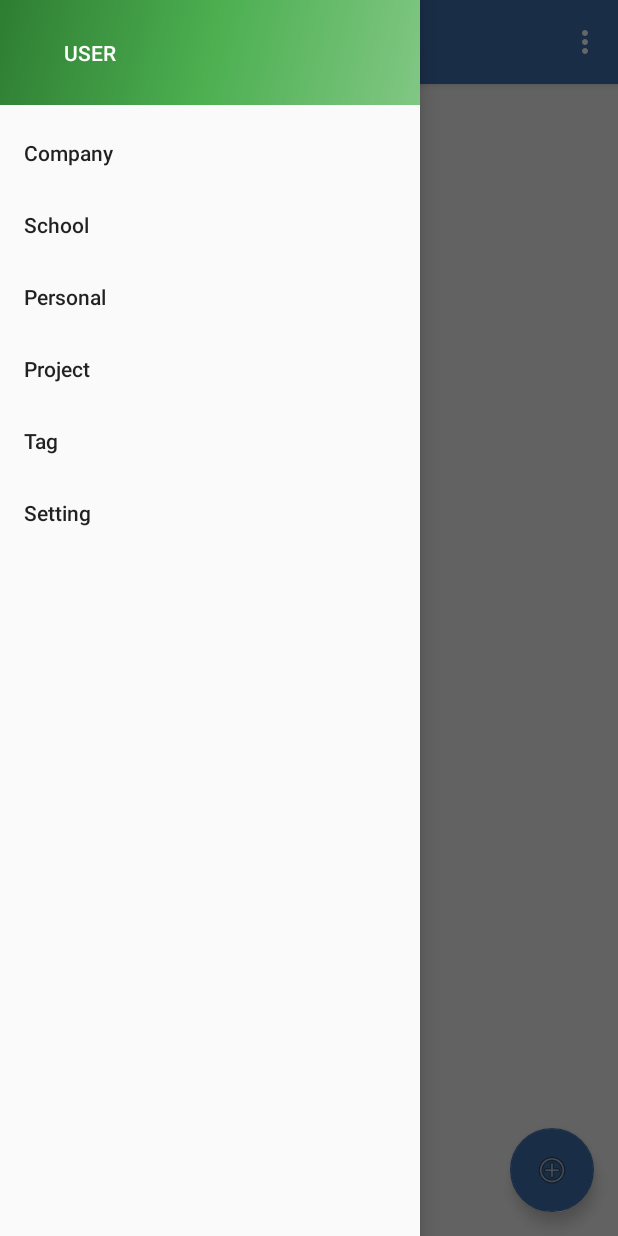
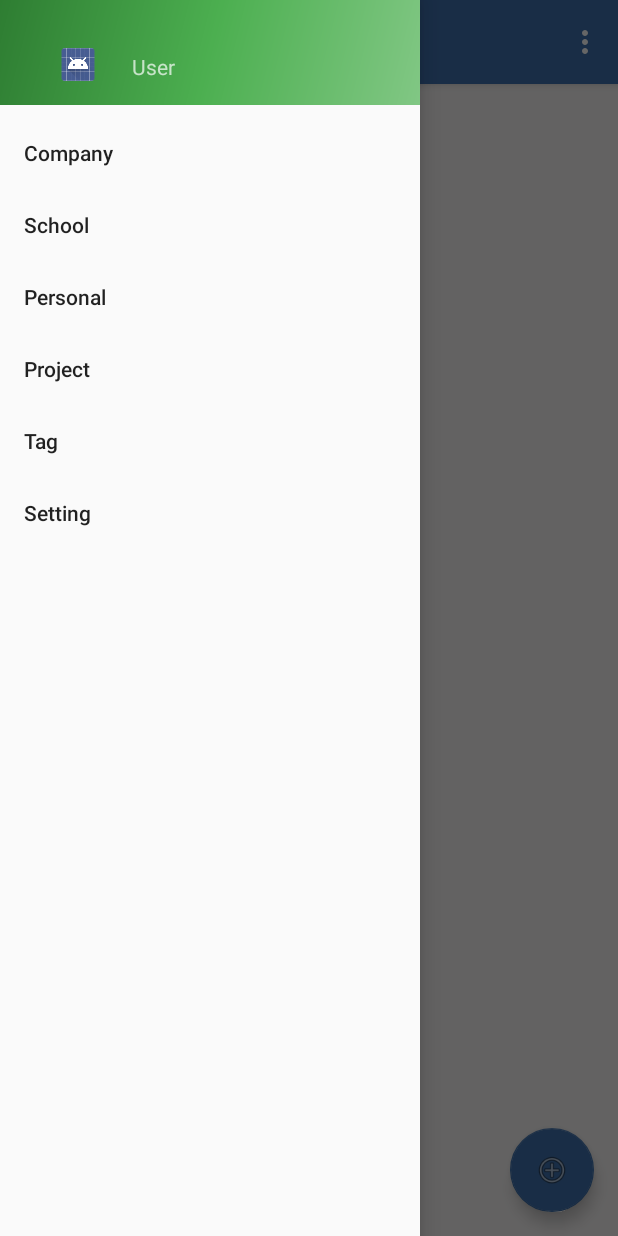
Before and after one commit to FCU21-Prophet/Prophet-List, an Android app: the screen it shows after launch (MainActivity), with the side drawer open, on a phone screen of 412 x 824 dp. Run offline under Robolectric (Android 15) with nearby library versions, the phone set to English and light mode, and no system bars.

Commit message:
新增 drawer使用者資料介面

```diff
--- a/app/src/main/java/team/prophet/a3104/prophet_list/MainActivity.java
+++ b/app/src/main/java/team/prophet/a3104/prophet_list/MainActivity.java
@@ -16,6 +16,8 @@ import android.view.MenuItem;
 import android.view.View;
 import android.widget.AdapterView;
 import android.widget.ArrayAdapter;
+import android.widget.ImageButton;
+import android.widget.ImageView;
 import android.widget.ListView;
 import android.widget.Toast;
 
@@ -35,6 +37,7 @@ public class MainActivity extends AppCompatActivity
     private ListView toDoList;
     private ArrayList<String> arrayItem;
     private ArrayAdapter<String> adapter;
+    private ImageView userImage;
 
     @Override
     protected void onCreate(Bundle savedInstanceState)
@@ -110,6 +113,19 @@ public class MainActivity extends AppCompatActivity
 
         NavigationView navigationView = (NavigationView) findViewById(R.id.nav_view);
         navigationView.setNavigationItemSelectedListener(this);
+
+        View header = navigationView.getHeaderView(0);
+        userImage = (ImageView)header.findViewById(R.id.user_image);
+        userImage.setOnClickListener(new View.OnClickListener()
+        {
+            @Override
+            public void onClick(View v)
+            {
+                Intent userIntent = new Intent();
+                userIntent.setClass(MainActivity.this,UserData.class);
+                startActivity(userIntent);
+            }
+        });
     }
 
     @Override
--- a/app/src/main/res/drawable/side_nav_bar.xml
+++ b/app/src/main/res/drawable/side_nav_bar.xml
@@ -5,5 +5,6 @@
         android:centerColor="#4CAF50"
         android:endColor="#2E7D32"
         android:startColor="#81C784"
-        android:type="linear" />
+        android:type="linear"
+        />
 </shape>
--- a/app/src/main/res/layout/nav_header_main.xml
+++ b/app/src/main/res/layout/nav_header_main.xml
@@ -4,20 +4,26 @@
     android:layout_height="@dimen/nav_header_height"
     android:background="@drawable/side_nav_bar"
     android:gravity="bottom"
-    android:orientation="vertical"
+    android:orientation="horizontal"
     android:paddingBottom="@dimen/activity_vertical_margin"
     android:paddingLeft="@dimen/activity_horizontal_margin"
     android:paddingRight="@dimen/activity_horizontal_margin"
     android:paddingTop="@dimen/activity_vertical_margin"
     android:theme="@style/ThemeOverlay.AppCompat.Dark">
 
-    <Button
+    <ImageView
+        android:id="@+id/user_image"
         android:layout_width="wrap_content"
-        android:layout_height="match_parent"
+        android:layout_height="wrap_content"
+        android:paddingTop="@dimen/nav_header_vertical_spacing"
+        android:src="@android:drawable/sym_def_app_icon"
+        />
+
+
+    <TextView
+        android:layout_width="match_parent"
+        android:layout_height="wrap_content"
         android:id="@+id/menu_user"
         android:text="@string/menu_user"
-        android:layout_gravity="left"
-        android:background="#00000000"
         />
-
 </LinearLayout>
--- a/app/src/main/res/values/strings.xml
+++ b/app/src/main/res/values/strings.xml
@@ -43,5 +43,11 @@
     <string name="no_btn">No</string>
     <string name="empty_content">input can\'t be empty.</string>
 
+    <!--user data -->
+    <string name="user_name"> user name: </string>
+    <string name="user_email"> email address: </string>
+    <string name="user_phone"> phone number: </string>
+    <string name="user_level"> VIP level: </string>
+    <string name="user_default"> none </string>
 
 </resources>
--- a/build.gradle
+++ b/build.gradle
@@ -5,7 +5,7 @@ buildscript {
         jcenter()
     }
     dependencies {
-        classpath 'com.android.tools.build:gradle:2.1.0-beta1'
+        classpath 'com.android.tools.build:gradle:2.1.0'
 
         // NOTE: Do not place your application dependencies here; they belong
         // in the individual module build.gradle files
```
Also changed, not shown: app/src/main/AndroidManifest.xml (+8 -6 lines), app/src/main/java/team/prophet/a3104/prophet_list/UserData.java (added, +15 -0 lines), app/src/main/res/layout/activity_user_data.xml (added, +112 -0 lines), 1 other file.
